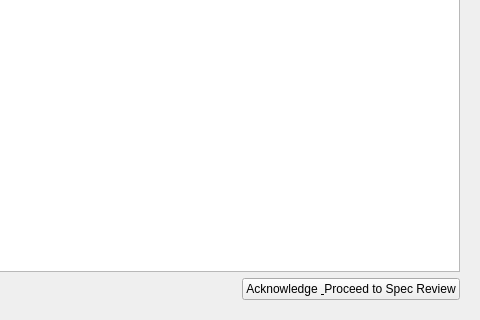
The window that gui/delivery_assessment_page.ui (mariolewis/asdf_factory) describes before a commit, drawn with Qt 5; both pictures show x 320 to 800 and y 280 to 600 of the 800 by 600 pixel window.
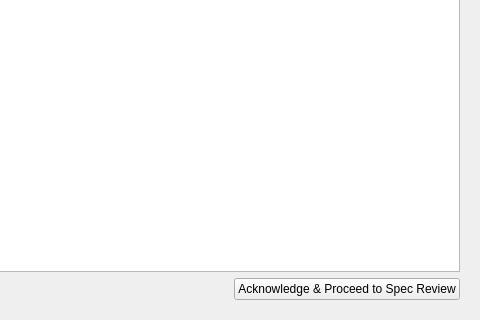
The same window after the commit.

What changed in the file:
```diff
--- a/gui/delivery_assessment_page.ui
+++ b/gui/delivery_assessment_page.ui
@@ -161,7 +161,7 @@
      <item>
       <widget class="QPushButton" name="approveButton">
        <property name="text">
-        <string>Acknowledge &amp; Proceed to Spec Review</string>
+        <string>Acknowledge &amp;&amp; Proceed to Spec Review</string>
        </property>
       </widget>
      </item>
```
